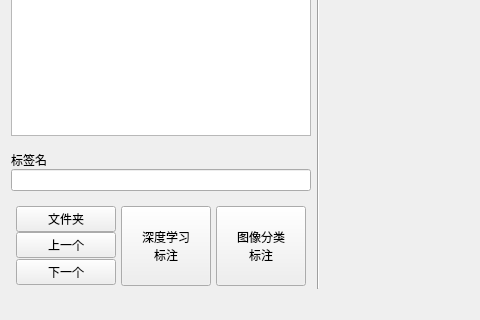
zz6515/thesis_code_backup, file GUI/Main.ui: the form before one commit; both pictures show x 0 to 480 and y 435 to 755 of the 1183 by 755 pixel window.
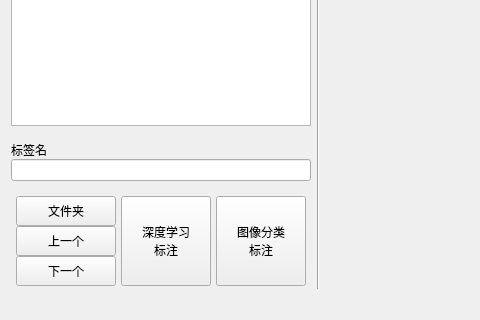
The form after the commit.

```diff
--- a/GUI/Main.ui
+++ b/GUI/Main.ui
@@ -144,10 +144,16 @@
        <layout class="QGridLayout" name="gridLayout">
         <item row="2" column="0">
          <widget class="QPushButton" name="next">
+          <property name="minimumSize">
+           <size>
+            <width>0</width>
+            <height>30</height>
+           </size>
+          </property>
           <property name="maximumSize">
            <size>
             <width>100</width>
-            <height>16777215</height>
+            <height>30</height>
            </size>
           </property>
           <property name="text">
@@ -157,10 +163,16 @@
         </item>
         <item row="1" column="0">
          <widget class="QPushButton" name="pre">
+          <property name="minimumSize">
+           <size>
+            <width>0</width>
+            <height>30</height>
+           </size>
+          </property>
           <property name="maximumSize">
            <size>
             <width>100</width>
-            <height>16777215</height>
+            <height>30</height>
            </size>
           </property>
           <property name="text">
@@ -170,10 +182,16 @@
         </item>
         <item row="0" column="0">
          <widget class="QPushButton" name="folder">
+          <property name="minimumSize">
+           <size>
+            <width>0</width>
+            <height>30</height>
+           </size>
+          </property>
           <property name="maximumSize">
            <size>
             <width>100</width>
-            <height>16777215</height>
+            <height>30</height>
            </size>
           </property>
           <property name="text">
@@ -192,13 +210,13 @@
           <property name="minimumSize">
            <size>
             <width>90</width>
-            <height>80</height>
+            <height>90</height>
            </size>
           </property>
           <property name="maximumSize">
            <size>
             <width>90</width>
-            <height>80</height>
+            <height>90</height>
            </size>
           </property>
           <property name="text">
@@ -218,13 +236,13 @@
           <property name="minimumSize">
            <size>
             <width>90</width>
-            <height>80</height>
+            <height>90</height>
            </size>
           </property>
           <property name="maximumSize">
            <size>
             <width>90</width>
-            <height>80</height>
+            <height>90</height>
            </size>
           </property>
           <property name="text">
```
Left out of the diff: 31 changed lines with no effect on the pictures.
